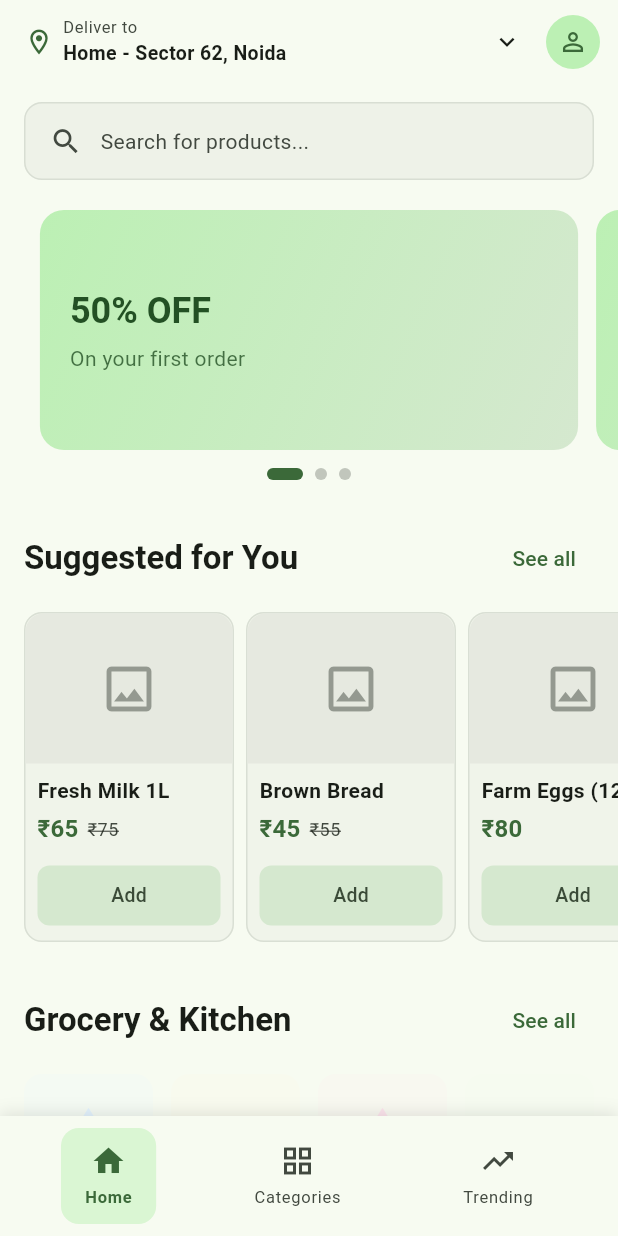
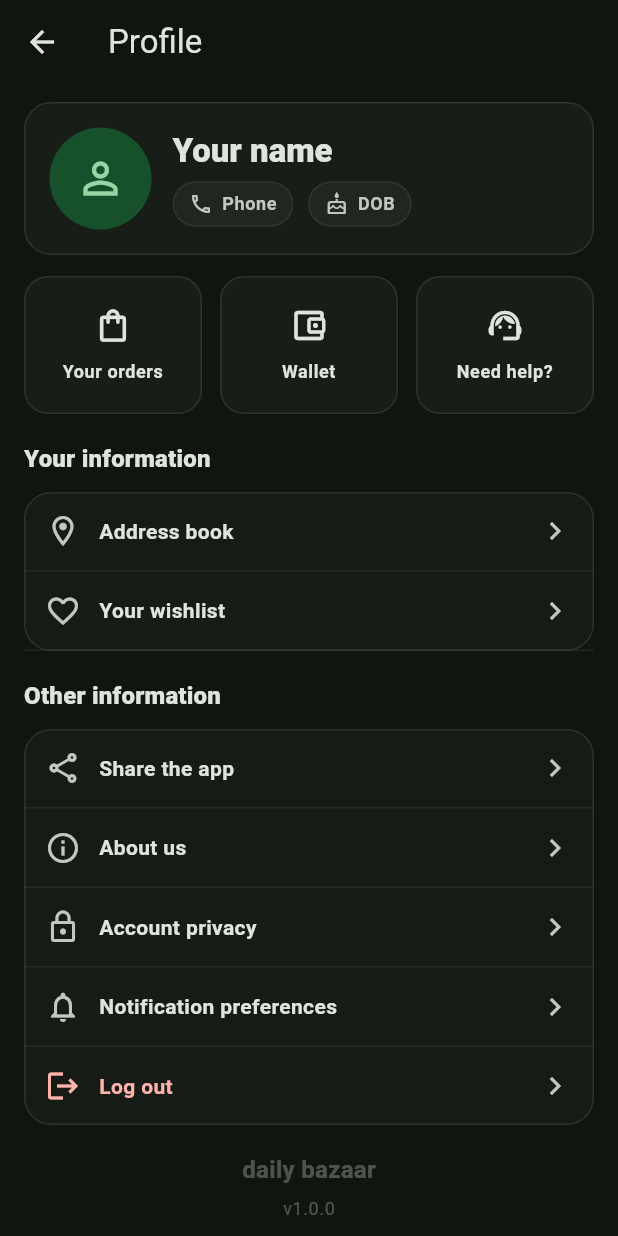
Before and after one commit to Naman30903/Daily_bazaar, a Flutter app: the HomePage screen opened by its route, after a tap on the "person outline" icon, on a phone screen of 412 x 824 dp. Run offline on Flutter 3.47's test engine with Material 3 defaults, Android fonts, the phone set to English and light mode, and no system bars; our stand-ins replace hive_flutter; accounts and stored records are empty.

Commit message:
feat: Add Profile screen and integrate with routing; update app theme

```diff
--- a/frontend/daily_bazaar_frontend/lib/main.dart
+++ b/frontend/daily_bazaar_frontend/lib/main.dart
@@ -1,6 +1,6 @@
 import 'package:daily_bazaar_frontend/routes/route.dart';
-import 'package:daily_bazaar_frontend/screens/login_page.dart';
 import 'package:daily_bazaar_frontend/shared_feature/config/hive.dart';
+import 'package:daily_bazaar_frontend/shared_feature/constant/app_theme.dart';
 import 'package:flutter/material.dart';
 
 void main() async {
@@ -17,13 +17,7 @@
     return MaterialApp(
       title: 'Daily Bazaar',
       debugShowCheckedModeBanner: false,
-      theme: ThemeData(
-        colorScheme: ColorScheme.fromSeed(seedColor: Colors.green),
-        useMaterial3: true,
-        inputDecorationTheme: const InputDecorationTheme(
-          floatingLabelBehavior: FloatingLabelBehavior.auto,
-        ),
-      ),
+      theme: AppTheme.dark(),
       onGenerateRoute: AppRouter.onGenerateRoute,
       initialRoute: Routes.splash,
     );
--- a/frontend/daily_bazaar_frontend/lib/routes/route.dart
+++ b/frontend/daily_bazaar_frontend/lib/routes/route.dart
@@ -1,4 +1,5 @@
 import 'package:daily_bazaar_frontend/screens/home_page.dart';
+import 'package:daily_bazaar_frontend/screens/profile_screen.dart';
 import 'package:flutter/material.dart';
 import 'package:daily_bazaar_frontend/screens/login_page.dart';
 import 'package:daily_bazaar_frontend/screens/register_page.dart';
@@ -10,6 +11,7 @@ abstract final class Routes {
   static const home = '/home';
   static const login = '/login';
   static const register = '/register';
+  static const profile = '/profile';
 }
 
 /// Centralized router (single place for navigation evolution).
@@ -35,6 +37,11 @@ abstract final class AppRouter {
         return MaterialPageRoute<void>(
           settings: settings,
           builder: (_) => const HomePage(),
+        );
+      case Routes.profile:
+        return MaterialPageRoute<void>(
+          settings: settings,
+          builder: (_) => const ProfilePage(),
         );
       default:
         return MaterialPageRoute<void>(
--- a/frontend/daily_bazaar_frontend/lib/screens/home_page.dart
+++ b/frontend/daily_bazaar_frontend/lib/screens/home_page.dart
@@ -1,3 +1,4 @@
+import 'package:daily_bazaar_frontend/routes/route.dart';
 import 'package:daily_bazaar_frontend/shared_feature/models/home_models.dart';
 import 'package:daily_bazaar_frontend/shared_feature/widgets/category_grid_section.dart';
 import 'package:daily_bazaar_frontend/shared_feature/widgets/home_app_bar.dart';
@@ -223,9 +224,7 @@ class _HomePageState extends State<HomePage> {
     return Scaffold(
       appBar: HomeAppBar(
         deliveryAddress: 'Home - Sector 62, Noida',
-        onProfileTap: () {
-          // TODO: navigate to profile
-        },
+        onProfileTap: () => Navigator.of(context).pushNamed(Routes.profile),
         onAddressTap: () {
           // TODO: show address selection
         },
--- /dev/null
+++ b/frontend/daily_bazaar_frontend/lib/screens/profile_screen.dart
@@ -0,0 +1,368 @@
+import 'package:daily_bazaar_frontend/shared_feature/config/hive.dart';
+import 'package:daily_bazaar_frontend/shared_feature/widgets/snackbar.dart';
+import 'package:flutter/material.dart';
+
+class ProfilePage extends StatelessWidget {
+  const ProfilePage({super.key});
+
+  @override
+  Widget build(BuildContext context) {
+    final cs = Theme.of(context).colorScheme;
+
+    return Scaffold(
+      backgroundColor: cs.surface,
+      appBar: AppBar(
+        backgroundColor: cs.surface,
+        elevation: 0,
+        title: const Text('Profile'),
+      ),
+      body: ListView(
+        padding: const EdgeInsets.fromLTRB(16, 12, 16, 24),
+        children: [
+          _ProfileHeader(name: null, phone: null),
+          const SizedBox(height: 14),
+
+          // Quick actions row (layout only; hook actions later)
+          Row(
+            children: const [
+              Expanded(
+                child: _QuickActionCard(
+                  icon: Icons.shopping_bag_outlined,
+                  label: 'Your orders',
+                ),
+              ),
+              SizedBox(width: 12),
+              Expanded(
+                child: _QuickActionCard(
+                  icon: Icons.account_balance_wallet_outlined,
+                  label: 'Wallet',
+                ),
+              ),
+              SizedBox(width: 12),
+              Expanded(
+                child: _QuickActionCard(
+                  icon: Icons.support_agent_outlined,
+                  label: 'Need help?',
+                ),
+              ),
+            ],
+          ),
+
+          const SizedBox(height: 18),
+
+          _SectionTitle(title: 'Your information'),
+          const SizedBox(height: 10),
+          _SettingsCard(
+            children: const [
+              _SettingsTile(
+                icon: Icons.location_on_outlined,
+                title: 'Address book',
+              ),
+              _Divider(),
+              _SettingsTile(
+                icon: Icons.favorite_border,
+                title: 'Your wishlist',
+              ),
+              _Divider(),
+            ],
+          ),
+
+          const SizedBox(height: 18),
+
+          _SectionTitle(title: 'Other information'),
+          const SizedBox(height: 10),
+          _SettingsCard(
+            children: [
+              const _SettingsTile(
+                icon: Icons.share_outlined,
+                title: 'Share the app',
+              ),
+              const _Divider(),
+              const _SettingsTile(icon: Icons.info_outline, title: 'About us'),
+              const _Divider(),
+              const _SettingsTile(
+                icon: Icons.lock_outline,
+                title: 'Account privacy',
+              ),
+              const _Divider(),
+              const _SettingsTile(
+                icon: Icons.notifications_none_outlined,
+                title: 'Notification preferences',
+              ),
+              const _Divider(),
+              _SettingsTile(
+                icon: Icons.logout,
+                title: 'Log out',
+                isDestructive: true,
+                onTap: () async {
+                  await TokenStorage.clearToken();
+                  if (context.mounted) {
+                    showAppSnackBar(context, 'Logged out');
+                    Navigator.of(
+                      context,
+                    ).pop(); // go back (or route to login later)
+                  }
+                },
+              ),
+            ],
+          ),
+
+          const SizedBox(height: 18),
+          Center(
+            child: Text(
+              'daily bazaar',
+              style: Theme.of(context).textTheme.titleMedium?.copyWith(
+                color: cs.onSurfaceVariant.withValues(alpha: 0.35),
+                fontWeight: FontWeight.w700,
+                letterSpacing: 0.2,
+              ),
+            ),
+          ),
+          const SizedBox(height: 6),
+          Center(
+            child: Text(
+              'v1.0.0',
+              style: Theme.of(context).textTheme.bodySmall?.copyWith(
+                color: cs.onSurfaceVariant.withValues(alpha: 0.35),
+              ),
+            ),
+          ),
+        ],
+      ),
+    );
+  }
+}
+
+class _ProfileHeader extends StatelessWidget {
+  const _ProfileHeader({this.name, this.phone, this.dobText});
+
+  final String? name;
+  final String? phone;
+  final String? dobText;
+
+  @override
+  Widget build(BuildContext context) {
+    final cs = Theme.of(context).colorScheme;
+
+    return Container(
+      padding: const EdgeInsets.all(16),
+      decoration: BoxDecoration(
+        color: cs.surfaceContainerHighest.withValues(alpha: 0.25),
+        borderRadius: BorderRadius.circular(18),
+        border: Border.all(color: cs.outlineVariant.withValues(alpha: 0.5)),
+      ),
+      child: Row(
+        children: [
+          CircleAvatar(
+            radius: 34,
+            backgroundColor: cs.primaryContainer,
+            child: Icon(Icons.person_outline, size: 34, color: cs.primary),
+          ),
+          const SizedBox(width: 14),
+          Expanded(
+            child: Column(
+              crossAxisAlignment: CrossAxisAlignment.start,
+              children: [
+                Text(
+                  (name?.trim().isNotEmpty ?? false) ? name! : 'Your name',
+                  style: Theme.of(
+                    context,
+                  ).textTheme.titleLarge?.copyWith(fontWeight: FontWeight.w800),
+                ),
+                const SizedBox(height: 6),
+                Wrap(
+                  spacing: 10,
+                  runSpacing: 6,
+                  children: [
+                    _MetaChip(
+                      icon: Icons.phone_outlined,
+                      label: (phone?.trim().isNotEmpty ?? false)
+                          ? phone!
+                          : 'Phone',
+                    ),
+                    _MetaChip(
+                      icon: Icons.cake_outlined,
+                      label: (dobText?.trim().isNotEmpty ?? false)
+                          ? dobText!
+                          : 'DOB',
+                    ),
+                  ],
+                ),
+              ],
+            ),
+          ),
+        ],
+      ),
+    );
+  }
+}
+
+class _MetaChip extends StatelessWidget {
+  const _MetaChip({required this.icon, required this.label});
+
+  final IconData icon;
+  final String label;
+
+  @override
+  Widget build(BuildContext context) {
+    final cs = Theme.of(context).colorScheme;
+
+    return Container(
+      padding: const EdgeInsets.symmetric(horizontal: 10, vertical: 6),
+      decoration: BoxDecoration(
+        color: cs.surfaceContainerHighest.withValues(alpha: 0.35),
+        borderRadius: BorderRadius.circular(999),
+        border: Border.all(color: cs.outlineVariant.withValues(alpha: 0.4)),
+      ),
+      child: Row(
+        mainAxisSize: MainAxisSize.min,
+        children: [
+          Icon(icon, size: 16, color: cs.onSurfaceVariant),
+          const SizedBox(width: 6),
+          Text(
+            label,
+            style: Theme.of(context).textTheme.bodySmall?.copyWith(
+              color: cs.onSurfaceVariant,
+              fontWeight: FontWeight.w600,
+            ),
+          ),
+        ],
+      ),
+    );
+  }
+}
+
+class _QuickActionCard extends StatelessWidget {
+  const _QuickActionCard({required this.icon, required this.label, this.onTap});
+
+  final IconData icon;
+  final String label;
+  final VoidCallback? onTap;
+
+  @override
+  Widget build(BuildContext context) {
+    final cs = Theme.of(context).colorScheme;
+
+    return InkWell(
+      onTap: onTap,
+      borderRadius: BorderRadius.circular(16),
+      child: Container(
+        height: 92,
+        padding: const EdgeInsets.all(12),
+        decoration: BoxDecoration(
+          color: cs.surfaceContainerHighest.withValues(alpha: 0.25),
+          borderRadius: BorderRadius.circular(16),
+          border: Border.all(color: cs.outlineVariant.withValues(alpha: 0.5)),
+        ),
+        child: Column(
+          mainAxisAlignment: MainAxisAlignment.center,
+          children: [
+            Icon(icon, color: cs.onSurface, size: 26),
+            const SizedBox(height: 10),
+            Text(
+              label,
+              textAlign: TextAlign.center,
+              style: Theme.of(
+                context,
+              ).textTheme.bodySmall?.copyWith(fontWeight: FontWeight.w600),
+            ),
+          ],
+        ),
+      ),
+    );
+  }
+}
+
+class _SectionTitle extends StatelessWidget {
+  const _SectionTitle({required this.title});
+  final String title;
+
+  @override
+  Widget build(BuildContext context) {
+    final cs = Theme.of(context).colorScheme;
+
+    return Text(
+      title,
+      style: Theme.of(context).textTheme.titleMedium?.copyWith(
+        fontWeight: FontWeight.w800,
+        color: cs.onSurface,
+      ),
+    );
+  }
+}
+
+class _SettingsCard extends StatelessWidget {
+  const _SettingsCard({required this.children});
+  final List<Widget> children;
+
+  @override
+  Widget build(BuildContext context) {
+    final cs = Theme.of(context).colorScheme;
+
+    return DecoratedBox(
+      decoration: BoxDecoration(
+        color: cs.surfaceContainerHighest.withValues(alpha: 0.18),
+        borderRadius: BorderRadius.circular(18),
+        border: Border.all(color: cs.outlineVariant.withValues(alpha: 0.5)),
+      ),
+      child: Column(children: children),
+    );
+  }
+}
+
+class _SettingsTile extends StatelessWidget {
+  const _SettingsTile({
+    required this.icon,
+    required this.title,
+    this.onTap,
+    this.isDestructive = false,
+  });
+
+  final IconData icon;
+  final String title;
+  final VoidCallback? onTap;
+  final bool isDestructive;
+
+  @override
+  Widget build(BuildContext context) {
+    final cs = Theme.of(context).colorScheme;
+    final titleColor = isDestructive ? cs.error : cs.onSurface;
+
+    return InkWell(
+      onTap: onTap,
+      child: Padding(
+        padding: const EdgeInsets.symmetric(horizontal: 14, vertical: 14),
+        child: Row(
+          children: [
+            Icon(icon, color: isDestructive ? cs.error : cs.onSurfaceVariant),
+            const SizedBox(width: 12),
+            Expanded(
+              child: Text(
+                title,
+                style: Theme.of(context).textTheme.bodyMedium?.copyWith(
+                  color: titleColor,
+                  fontWeight: FontWeight.w600,
+                ),
+              ),
+            ),
+            Icon(Icons.chevron_right, color: cs.onSurfaceVariant),
+          ],
+        ),
+      ),
+    );
+  }
+}
+
+class _Divider extends StatelessWidget {
+  const _Divider();
+
+  @override
+  Widget build(BuildContext context) {
+    final cs = Theme.of(context).colorScheme;
+    return Divider(
+      height: 1,
+      thickness: 1,
+      color: cs.outlineVariant.withValues(alpha: 0.35),
+    );
+  }
+}
--- /dev/null
+++ b/frontend/daily_bazaar_frontend/lib/shared_feature/constant/app_theme.dart
@@ -0,0 +1,54 @@
+import 'package:flutter/material.dart';
+
+abstract final class AppTheme {
+  static ThemeData dark() {
+    const seed = Color(0xFF2ECC71); // brand green (adjust anytime)
+
+    final base = ThemeData(
+      useMaterial3: true,
+      brightness: Brightness.dark,
+      colorScheme: ColorScheme.fromSeed(
+        seedColor: seed,
+        brightness: Brightness.dark,
+      ),
+    );
+
+    return base.copyWith(
+      scaffoldBackgroundColor: base.colorScheme.surface,
+      appBarTheme: AppBarTheme(
+        backgroundColor: base.colorScheme.surface,
+        foregroundColor: base.colorScheme.onSurface,
+        elevation: 0,
+        centerTitle: false,
+      ),
+      cardTheme: CardThemeData(
+        color: base.colorScheme.surfaceContainerHighest.withValues(alpha: 0.18),
+        elevation: 0,
+        shape: RoundedRectangleBorder(borderRadius: BorderRadius.circular(18)),
+      ),
+      inputDecorationTheme: InputDecorationTheme(
+        floatingLabelBehavior: FloatingLabelBehavior.auto,
+        filled: true,
+        fillColor: base.colorScheme.surfaceContainerHighest.withValues(
+          alpha: 0.18,
+        ),
+        border: OutlineInputBorder(
+          borderRadius: BorderRadius.circular(14),
+          borderSide: BorderSide(
+            color: base.colorScheme.outlineVariant.withValues(alpha: 0.5),
+          ),
+        ),
+        enabledBorder: OutlineInputBorder(
+          borderRadius: BorderRadius.circular(14),
+          borderSide: BorderSide(
+            color: base.colorScheme.outlineVariant.withValues(alpha: 0.5),
+          ),
+        ),
+        focusedBorder: OutlineInputBorder(
+          borderRadius: BorderRadius.circular(14),
+          borderSide: BorderSide(color: base.colorScheme.primary, width: 1.4),
+        ),
+      ),
+    );
+  }
+}
--- a/frontend/daily_bazaar_frontend/lib/shared_feature/widgets/home_app_bar.dart
+++ b/frontend/daily_bazaar_frontend/lib/shared_feature/widgets/home_app_bar.dart
@@ -1,3 +1,4 @@
+import 'package:daily_bazaar_frontend/routes/route.dart';
 import 'package:flutter/material.dart';
 
 class HomeAppBar extends StatelessWidget implements PreferredSizeWidget {
@@ -61,13 +62,13 @@ class HomeAppBar extends StatelessWidget implements PreferredSizeWidget {
       actions: [
         Padding(
           padding: const EdgeInsets.only(right: 12),
-          child: CircleAvatar(
-            radius: 18,
-            backgroundColor: cs.primaryContainer,
-            child: IconButton(
-              padding: EdgeInsets.zero,
-              onPressed: onProfileTap,
-              icon: Icon(Icons.person_outline, size: 20, color: cs.primary),
+          child: InkWell(
+            onTap: onProfileTap,
+            borderRadius: BorderRadius.circular(18),
+            child: CircleAvatar(
+              radius: 18,
+              backgroundColor: cs.primaryContainer,
+              child: Icon(Icons.person_outline, size: 20, color: cs.primary),
             ),
           ),
         ),
@@ -75,3 +76,23 @@ class HomeAppBar extends StatelessWidget implements PreferredSizeWidget {
     );
   }
 }
+
+class HomeScreen extends StatelessWidget {
+  const HomeScreen({super.key});
+
+  @override
+  Widget build(BuildContext context) {
+    return Scaffold(
+      appBar: HomeAppBar(
+        deliveryAddress: 'Home - Sector 62, Noida',
+        onProfileTap: () {
+          Navigator.of(context).pushNamed(Routes.profile);
+        },
+        onAddressTap: () {
+          // TODO: show address selection
+        },
+      ),
+      body: const Center(child: Text('Home Screen')),
+    );
+  }
+}
```
